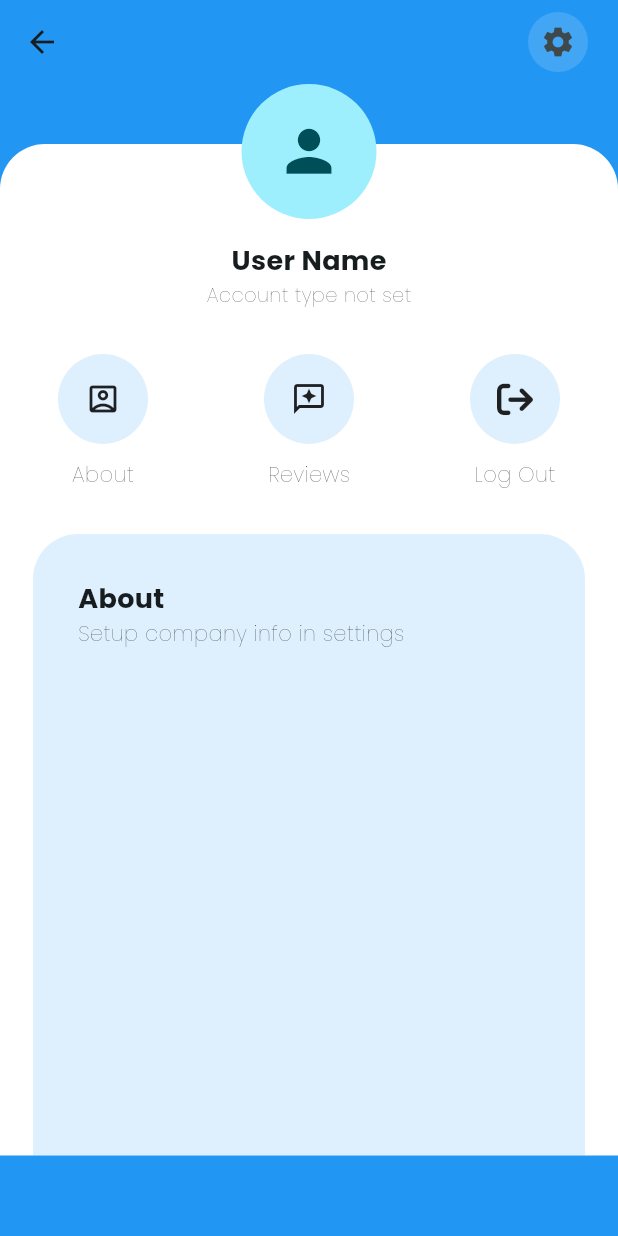
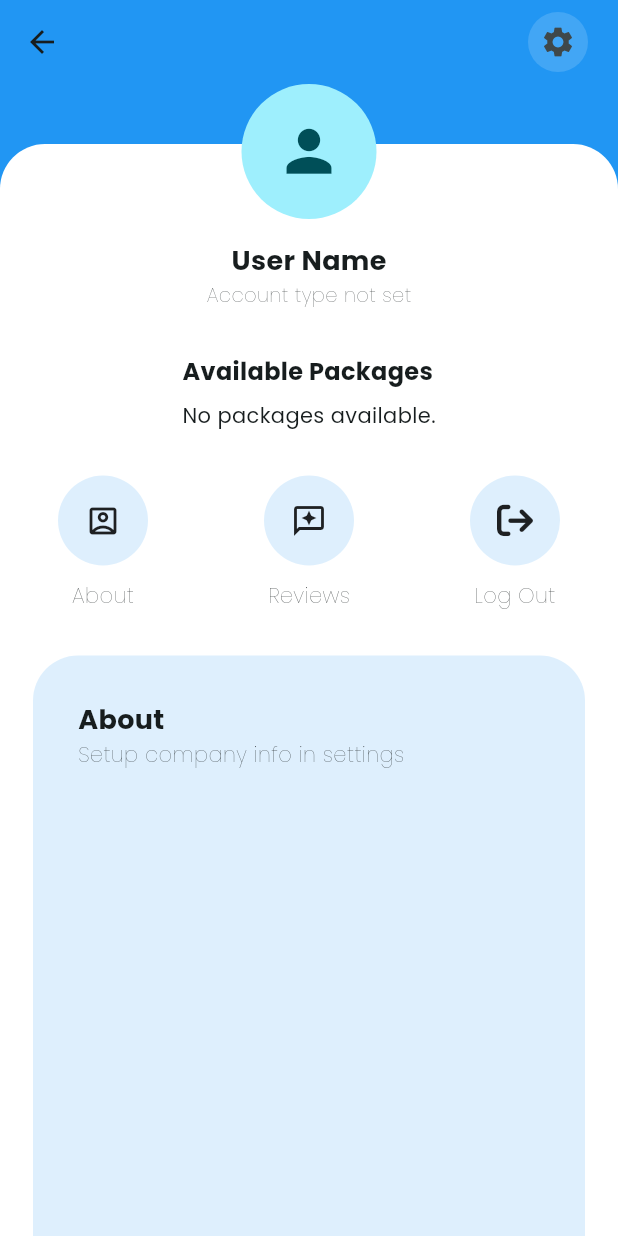
Before and after one commit to MahrukhMuzzamil/pests, a Flutter app: the ProfileView screen opened directly, on a phone screen of 412 x 824 dp. Run offline on Flutter 3.47's test engine with Material 3 defaults, Android fonts, the phone set to English and light mode, and no system bars; our stand-ins replace cached_network_image, carousel_slider, cloud_firestore, dio, file_picker, firebase_auth and 22 more; missing offline and left inert: dart:ffi, flutter_stripe, googleapis; accounts and stored records are empty; key blocks and very long unbroken strings in the code were emptied for the run.

Commit message:
added packages ,packages can be fetched from the firestore

```diff
--- a/lib/service_provider/screens/profile/profile_view.dart
+++ b/lib/service_provider/screens/profile/profile_view.dart
@@ -10,6 +10,8 @@ import '../../../client/widgets/custom_menu_card.dart';
 import 'package:shimmer/shimmer.dart';
 import 'components/about/user_info_screen.dart';
 import 'components/widgets/profile_image_card.dart';
+import 'package:pests247/service_provider/services/package_service.dart';
+import 'package:pests247/shared/models/package/package.dart';
 
 class ProfileView extends StatelessWidget {
   const ProfileView({super.key});
@@ -73,6 +75,54 @@ class ProfileView extends StatelessWidget {
                             fontWeight: FontWeight.w200, fontSize: 13),
                       );
                     }),
+                    const SizedBox(height: 30),
+                    // Packages Section
+                    Padding(
+                      padding: const EdgeInsets.symmetric(horizontal: 16.0),
+                      child: Column(
+                        crossAxisAlignment: CrossAxisAlignment.start,
+                        children: [
+                          const Text(
+                            'Available Packages',
+                            style: TextStyle(
+                              fontWeight: FontWeight.bold,
+                              fontSize: 16,
+                            ),
+                          ),
+                          const SizedBox(height: 8),
+                          StreamBuilder<List<Package>>(
+                            stream: PackageService().getPackagesStream(),
+                            builder: (context, snapshot) {
+                              if (snapshot.connectionState == ConnectionState.waiting) {
+                                return const Center(child: CircularProgressIndicator());
+                              }
+                              if (snapshot.hasError) {
+                                return Text('Error: ${snapshot.error}');
+                              }
+                              final packages = snapshot.data ?? [];
+                              if (packages.isEmpty) {
+                                return const Text('No packages available.');
+                              }
+                              return Column(
+                                children: packages.map((pkg) => Card(
+                                  child: ListTile(
+                                    leading: pkg.isPopular
+                                        ? const Icon(Icons.star, color: Colors.orange)
+                                        : const Icon(Icons.credit_card),
+                                    title: Text('${pkg.credits} Credits'),
+                                    subtitle: Text(pkg.description.isNotEmpty ? pkg.description : 'No description'),
+                                    trailing: Text(' 24${pkg.price.toStringAsFixed(2)}'),
+                                    onTap: () {
+                                      // TODO: Handle package purchase
+                                    },
+                                  ),
+                                )).toList(),
+                              );
+                            },
+                          ),
+                        ],
+                      ),
+                    ),
                     const SizedBox(height: 30),
                     Row(
                       mainAxisAlignment: MainAxisAlignment.spaceAround,
--- /dev/null
+++ b/lib/service_provider/services/package_service.dart
@@ -0,0 +1,12 @@
+import 'package:cloud_firestore/cloud_firestore.dart';
+import 'package:pests247/shared/models/package/package.dart';
+
+class PackageService {
+  final CollectionReference _packageCollection =
+      FirebaseFirestore.instance.collection('creditsPackages');
+
+  Stream<List<Package>> getPackagesStream() {
+    return _packageCollection.snapshots().map((snapshot) =>
+        snapshot.docs.map((doc) => Package.fromMap(doc.data() as Map<String, dynamic>, doc.id)).toList());
+  }
+}
--- /dev/null
+++ b/lib/shared/models/package/package.dart
@@ -0,0 +1,34 @@
+class Package {
+  final String id;
+  final int credits;
+  final double price;
+  final String description;
+  final bool isPopular;
+
+  Package({
+    required this.id,
+    required this.credits,
+    required this.price,
+    required this.description,
+    required this.isPopular,
+  });
+
+  factory Package.fromMap(Map<String, dynamic> data, String documentId) {
+    return Package(
+      id: documentId,
+      credits: data['credits'] ?? 0,
+      price: (data['price'] as num?)?.toDouble() ?? 0.0,
+      description: data['description'] ?? '',
+      isPopular: data['isPopular'] ?? false,
+    );
+  }
+
+  Map<String, dynamic> toMap() {
+    return {
+      'credits': credits,
+      'price': price,
+      'description': description,
+      'isPopular': isPopular,
+    };
+  }
+}
```
